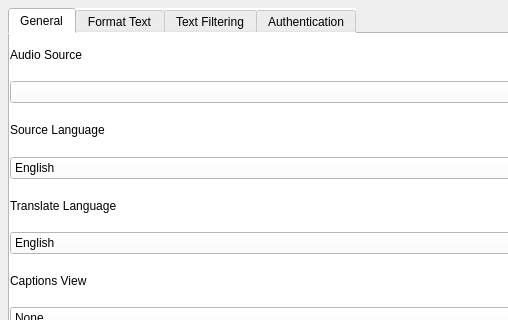
This is src/RealTimeSubtitles.ui in DarwinIntelligence/obs-realtime-subtitles-plugin as Qt 5 draws it before an edit; both pictures show x 0 to 508 and y 0 to 320 of the 756 by 1025 pixel window. The edited form follows.
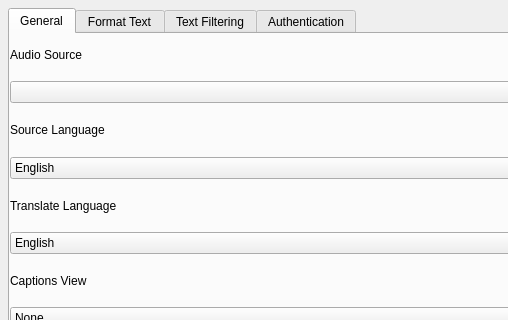
This is the edited form.

What changed in the file:
```diff
--- a/src/RealTimeSubtitles.ui
+++ b/src/RealTimeSubtitles.ui
@@ -44,7 +44,7 @@
     <item row="0" column="0">
      <widget class="QTabWidget" name="tabWidget">
       <property name="styleSheet">
-       <string notr="true">background-color: rgb(255, 255, 255);</string>
+       <string notr="true"/>
       </property>
       <property name="currentIndex">
        <number>0</number>
```
Left out of the diff: 6 changed lines with no effect on the pictures.
